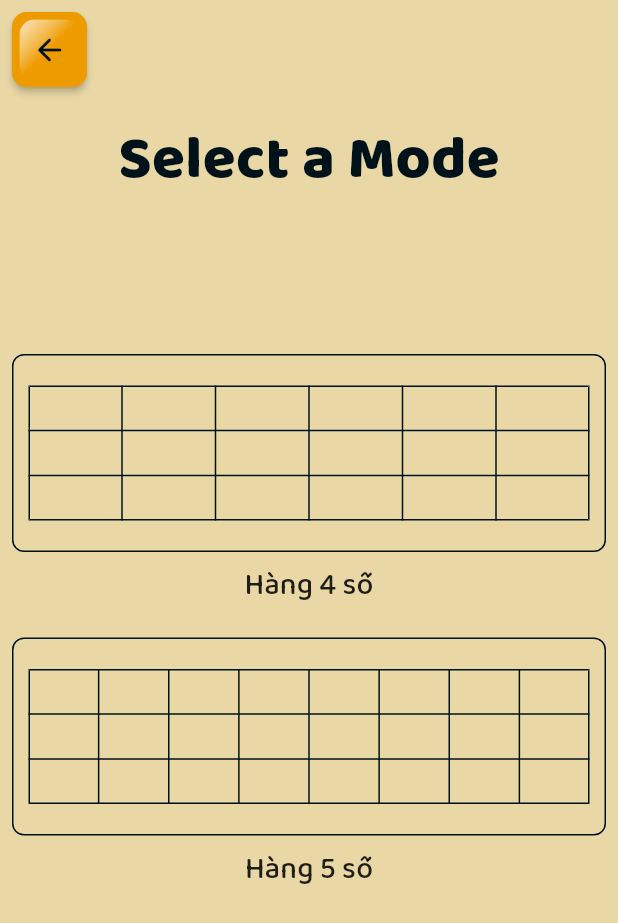
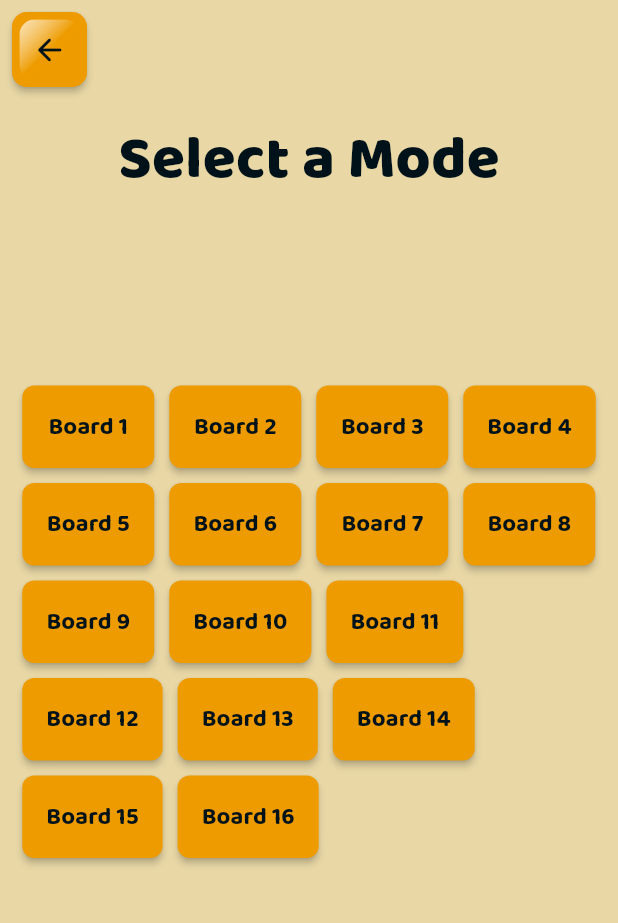
Before and after one commit to tumble29/flutter_loto, a Flutter app: the SelectModeScreen screen opened directly, on a phone screen of 412 x 824 dp. Shown: the top 923 px of the screen. Run offline on Flutter 3.47's test engine with Material 3 defaults, Android fonts, the phone set to English and light mode, and no system bars; our stand-ins replace google_fonts, just_audio; generated files the repository leaves out were written again.

Commit message:
Add LotoSheet with dynamic boards and improved LotoTable

```diff
--- a/lib/screens/select_mode_screen.dart
+++ b/lib/screens/select_mode_screen.dart
@@ -1,9 +1,8 @@
 import 'package:flutter/material.dart';
-
-import '/config/config.dart';
 import '/gen/gen.dart';
 import '/styles/styles.dart';
 import '/widgets/widgets.dart';
+import '/screens/LotoScreen.dart'; // Đảm bảo import đúng đường dẫn
 
 class SelectModeScreen extends StatelessWidget {
   const SelectModeScreen({super.key});
@@ -43,33 +42,39 @@ class SelectModeScreen extends StatelessWidget {
                 ),
               ),
               const Spacer(),
-              ...GameModes.values.map(
-                (mode) {
-                  return Column(
-                    children: [
-                      MaterialButton(
-                        padding: EdgeInsets.zero,
-                        splashColor: Colors.transparent,
-                        onPressed: () {},
-                        child: Column(
-                          children: [
-                            LotoSheet(
-                              color: LotoColors[mode.index],
-                              rowSize: mode.description.rowSize,
-                              columnSize: 1,
-                            ),
-                            const SizedBox(height: 8),
-                            Center(
-                              child: Text(mode.description.name,
-                                  style: const TextStyle(fontSize: 20)),
-                            ),
-                          ],
+              // Tùy chọn các bảng
+              Center(
+                child: Wrap(
+                  spacing: 10,
+                  runSpacing: 10,
+                  children: List.generate(16, (index) {
+                    return MaterialButton(
+                      color: AppColors.primary,
+                      padding: const EdgeInsets.all(16),
+                      shape: RoundedRectangleBorder(
+                        borderRadius: BorderRadius.circular(8),
+                      ),
+                      onPressed: () {
+                        // Điều hướng đến LotoScreen với thông tin bảng được chọn
+                        Navigator.push(
+                          context,
+                          MaterialPageRoute(
+                            builder: (context) =>
+                                LotoScreen(boardIndex: index + 1),
+                          ),
+                        );
+                      },
+                      child: Text(
+                        'Board ${index + 1}',
+                        style: const TextStyle(
+                          color: AppColors.text,
+                          fontSize: 16,
+                          fontWeight: FontWeight.bold,
                         ),
                       ),
-                      const SizedBox(height: 20),
-                    ],
-                  );
-                },
+                    );
+                  }),
+                ),
               ),
               const Spacer(flex: 2),
             ],
--- a/lib/widgets/loto_sheet.dart
+++ b/lib/widgets/loto_sheet.dart
@@ -2,23 +2,15 @@ import 'package:flutter/material.dart';
 import '../styles/app_colors.dart';
 import '/widgets/loto_table.dart';
 
-const LotoColors = [
-  Colors.red,
-  Colors.orange,
-  Colors.purple,
-  Colors.green,
-  Colors.grey,
-];
+class LotoSheet extends StatelessWidget {
+  final List<List<int?>> board; // Bảng dữ liệu 2D
+  final Color color;
 
-class LotoSheet extends StatelessWidget {
-  final int rowSize;
-  final int columnSize;
-  final Color color;
-  const LotoSheet(
-      {super.key,
-      required this.rowSize,
-      required this.columnSize,
-      required this.color});
+  const LotoSheet({
+    super.key,
+    required this.board,
+    required this.color,
+  });
 
   @override
   Widget build(BuildContext context) {
@@ -29,15 +21,11 @@ class LotoSheet extends StatelessWidget {
         color: AppColors.background,
         border: Border.all(color: AppColors.text, width: 1),
       ),
-      child: Column(
-        children: List.generate(
-          columnSize,
-          (index) {
-            return Padding(
-              padding: const EdgeInsets.all(10),
-              child: LotoTable(color: color, rowSize: rowSize),
-            );
-          },
+      child: Padding(
+        padding: const EdgeInsets.all(10),
+        child: LotoTable(
+          color: color,
+          board: board,
         ),
       ),
     );
--- a/lib/widgets/loto_table.dart
+++ b/lib/widgets/loto_table.dart
@@ -1,24 +1,38 @@
 import 'package:flutter/material.dart';
-
 import '/styles/styles.dart';
 
 class LotoTable extends StatelessWidget {
   final Color color;
-  final int rowSize;
-  const LotoTable({super.key, required this.color, required this.rowSize});
+  final List<List<int?>> board; // Thêm tham số nhận dữ liệu bảng
+
+  const LotoTable({super.key, required this.color, required this.board});
 
   @override
   Widget build(BuildContext context) {
     return Table(
-        border: TableBorder.all(color: AppColors.text, width: 1),
-        children: List.generate(3, (index) {
-          return TableRow(
-              children: List.generate(rowSize, (index) {
-            return const SizedBox(
+      border: TableBorder.all(color: AppColors.text, width: 1),
+      children: board.map((row) {
+        return TableRow(
+          children: row.map((cell) {
+            return Container(
               width: 50,
               height: 30,
+              color: color.withOpacity(cell == null ? 0.1 : 0.3),
+              alignment: Alignment.center,
+              child: cell == null
+                  ? const SizedBox.shrink()
+                  : Text(
+                      '$cell',
+                      style: const TextStyle(
+                        color: AppColors.text,
+                        fontSize: 16,
+                        fontWeight: FontWeight.bold,
+                      ),
+                    ),
             );
-          }));
-        }));
+          }).toList(),
+        );
+      }).toList(),
+    );
   }
 }
```
Also changed, not shown: lib/screens/LotoScreen.dart (added, +37 -0 lines), lib/utils/loto_generator.dart (+20 -2 lines), 66 other files.
